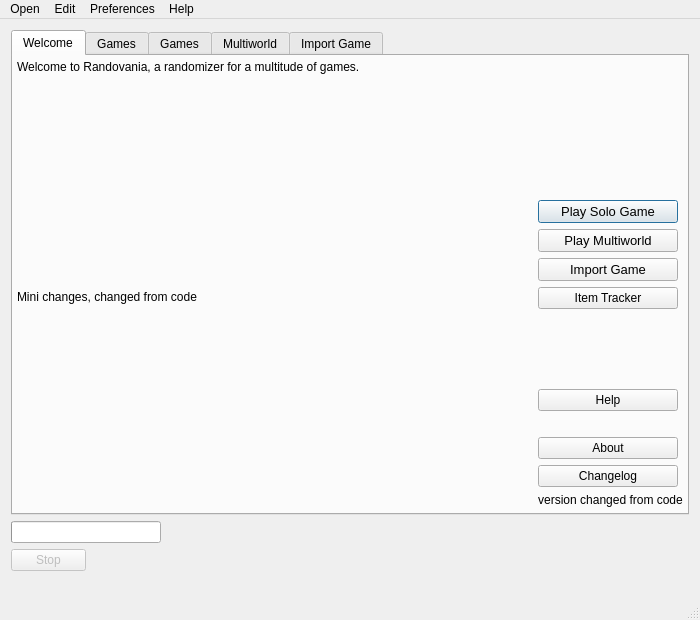
This is randovania/gui/ui_files/main_window.ui in Miepee/randovania as Qt 5 draws it before an edit. The edited form follows.
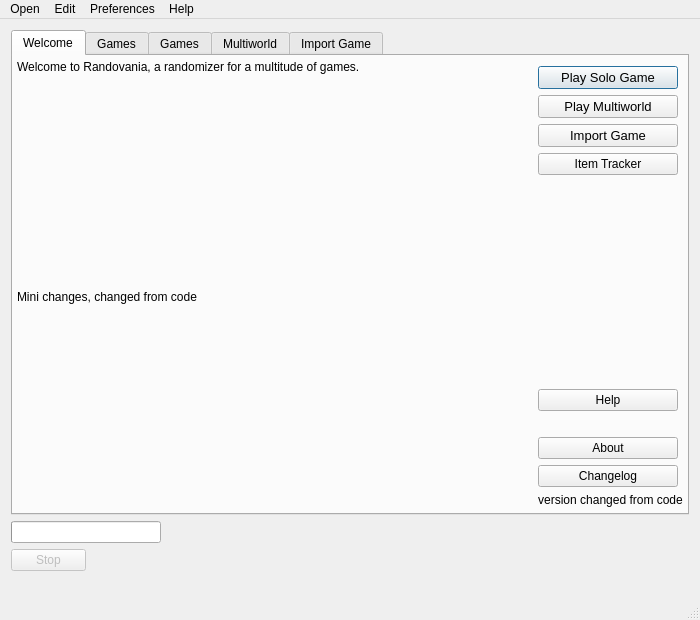
This is the edited form. Custom widgets are drawn as their Qt base class.

Commit message: POTENTIALLY REVERT: Put icon into middle

Patch:
```diff
--- a/randovania/gui/ui_files/main_window.ui
+++ b/randovania/gui/ui_files/main_window.ui
@@ -153,7 +153,7 @@
            </layout>
           </item>
           <item>
-           <layout class="QVBoxLayout" name="button_layout" stretch="0,0,0,0,0,0,0,0,0,0,0">
+           <layout class="QVBoxLayout" name="button_layout" stretch="0,0,0,0,0,0,0,0,0,0,0,0">
             <property name="sizeConstraint">
              <enum>QLayout::SizeConstraint::SetFixedSize</enum>
             </property>
@@ -163,28 +163,6 @@
             <property name="bottomMargin">
              <number>6</number>
             </property>
-            <item>
-             <widget class="QLabel" name="intro_image_label">
-              <property name="sizePolicy">
-               <sizepolicy hsizetype="Preferred" vsizetype="Preferred">
-                <horstretch>0</horstretch>
-                <verstretch>0</verstretch>
-               </sizepolicy>
-              </property>
-              <property name="minimumSize">
-               <size>
-                <width>128</width>
-                <height>128</height>
-               </size>
-              </property>
-              <property name="text">
-               <string/>
-              </property>
-              <property name="alignment">
-               <set>Qt::AlignmentFlag::AlignLeading|Qt::AlignmentFlag::AlignLeft|Qt::AlignmentFlag::AlignTop</set>
-              </property>
-             </widget>
-            </item>
             <item>
              <widget class="QPushButton" name="intro_play_solo_button">
               <property name="sizePolicy">
@@ -291,6 +269,41 @@
               </property>
              </widget>
             </item>
+            <item>
+             <spacer name="verticalSpacer">
+              <property name="orientation">
+               <enum>Qt::Orientation::Vertical</enum>
+              </property>
+              <property name="sizeHint" stdset="0">
+               <size>
+                <width>20</width>
+                <height>40</height>
+               </size>
+              </property>
+             </spacer>
+            </item>
+            <item>
+             <widget class="QLabel" name="intro_image_label">
+              <property name="sizePolicy">
+               <sizepolicy hsizetype="Preferred" vsizetype="Preferred">
+                <horstretch>0</horstretch>
+                <verstretch>0</verstretch>
+               </sizepolicy>
+              </property>
+              <property name="minimumSize">
+               <size>
+                <width>128</width>
+                <height>128</height>
+               </size>
+              </property>
+              <property name="text">
+               <string/>
+              </property>
+              <property name="alignment">
+               <set>Qt::AlignmentFlag::AlignLeading|Qt::AlignmentFlag::AlignLeft|Qt::AlignmentFlag::AlignTop</set>
+              </property>
+             </widget>
+            </item>
             <item>
              <spacer name="button_vertical_spacer_big">
               <property name="orientation">
```
